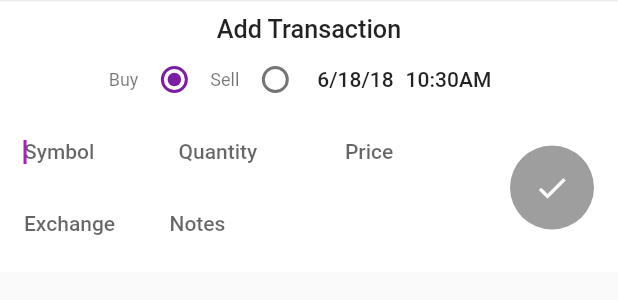
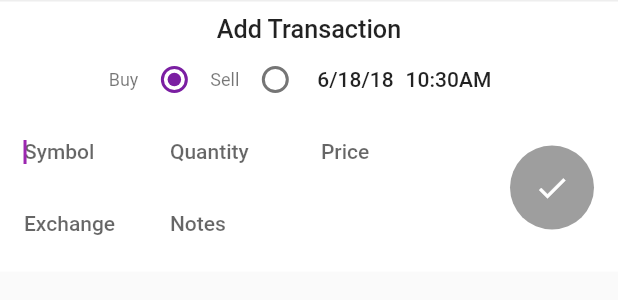
Before and after one commit to huzgrx/trace-flutter, a Flutter app: the TransactionSheet widget shown alone on an empty page, opened directly with empty values, on a phone screen of 412 x 824 dp. Shown: the top 300 px of the screen. Run offline on Flutter 3.47's test engine with Material 2 defaults, Android fonts, the phone set to English and light mode, and no system bars; our stand-ins replace shared_preferences; missing offline and left inert: flutter_sparkline; accounts and stored records are empty; network calls fail.

Commit message:
transaction list design

```diff
--- a/lib/portfolio/transaction_sheet.dart
+++ b/lib/portfolio/transaction_sheet.dart
@@ -352,7 +352,6 @@ class TransactionSheetState extends State<TransactionSheet> {
                     new Padding(padding: const EdgeInsets.symmetric(horizontal: 6.0)),
                   ],
                 ),
-
                 new Row(
                   mainAxisAlignment: MainAxisAlignment.spaceBetween,
                   children: <Widget>[
@@ -363,10 +362,9 @@ class TransactionSheetState extends State<TransactionSheet> {
                       new Row(
                         mainAxisSize: MainAxisSize.min,
                         children: <Widget>[
-                          new Padding(padding: const EdgeInsets.only(left: 16.0)),
                           new Container(
-                            width: MediaQuery.of(context).size.width * 0.25,
-                            padding: const EdgeInsets.only(right: 4.0),
+                            width: MediaQuery.of(context).size.width * 0.275,
+                            padding: const EdgeInsets.only(right: 4.0, left: 16.0),
                             child: new TextField(
                               controller: _symbolController,
                               autofocus: true,
@@ -380,7 +378,7 @@ class TransactionSheetState extends State<TransactionSheet> {
                             ),
                           ),
                           new Container(
-                            width: MediaQuery.of(context).size.width * 0.25,
+                            width: MediaQuery.of(context).size.width * 0.225,
                             padding: const EdgeInsets.only(right: 4.0),
                             child: new TextField(
                               controller: _quantityController,
@@ -414,9 +412,10 @@ class TransactionSheetState extends State<TransactionSheet> {
                         ],
                       ),
                       new Row(
+                        mainAxisAlignment: MainAxisAlignment.spaceBetween,
                         children: <Widget>[
                           new Container(
-                            width: MediaQuery.of(context).size.width * 0.25,
+                            width: MediaQuery.of(context).size.width * 0.275,
                             padding: const EdgeInsets.only(left: 16.0),
                             child: new PopupMenuButton(
                               itemBuilder: (BuildContext context) {
@@ -457,7 +456,6 @@ class TransactionSheetState extends State<TransactionSheet> {
                           ),
                           new Container(
                             width: MediaQuery.of(context).size.width*0.5,
-                            padding: const EdgeInsets.only(left: 10.0),
                             child: new TextField(
                               controller: _notesController,
                               autocorrect: false,
```
Also changed, not shown: lib/portfolio/transactions_page.dart (+19 -25 lines).
